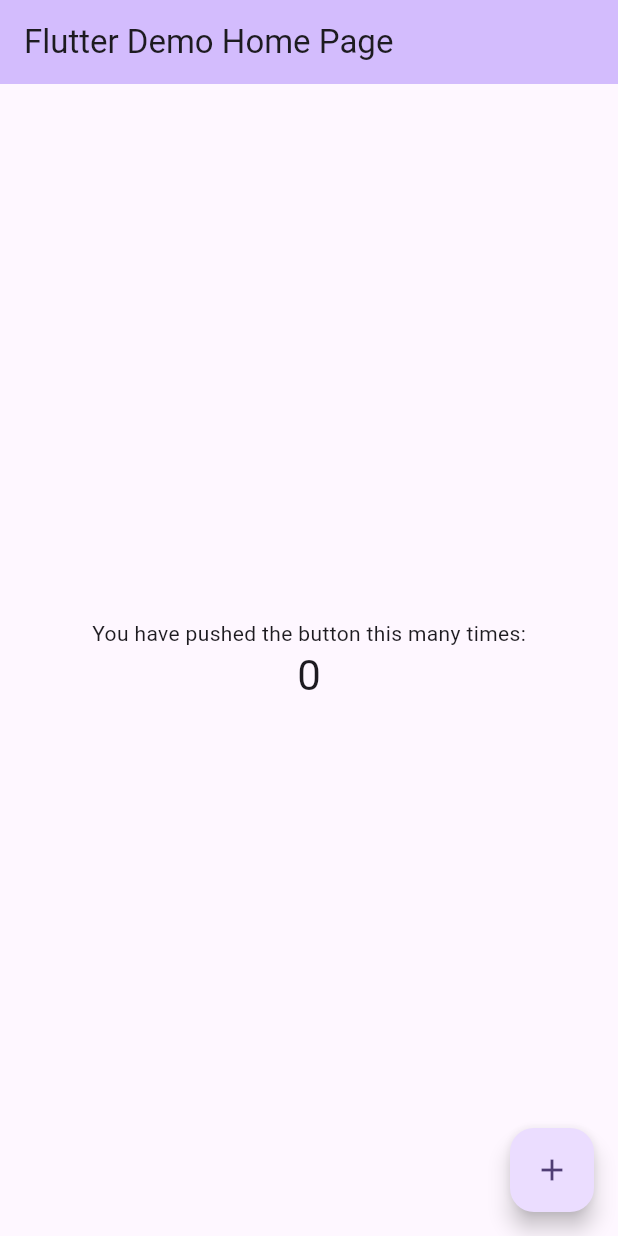
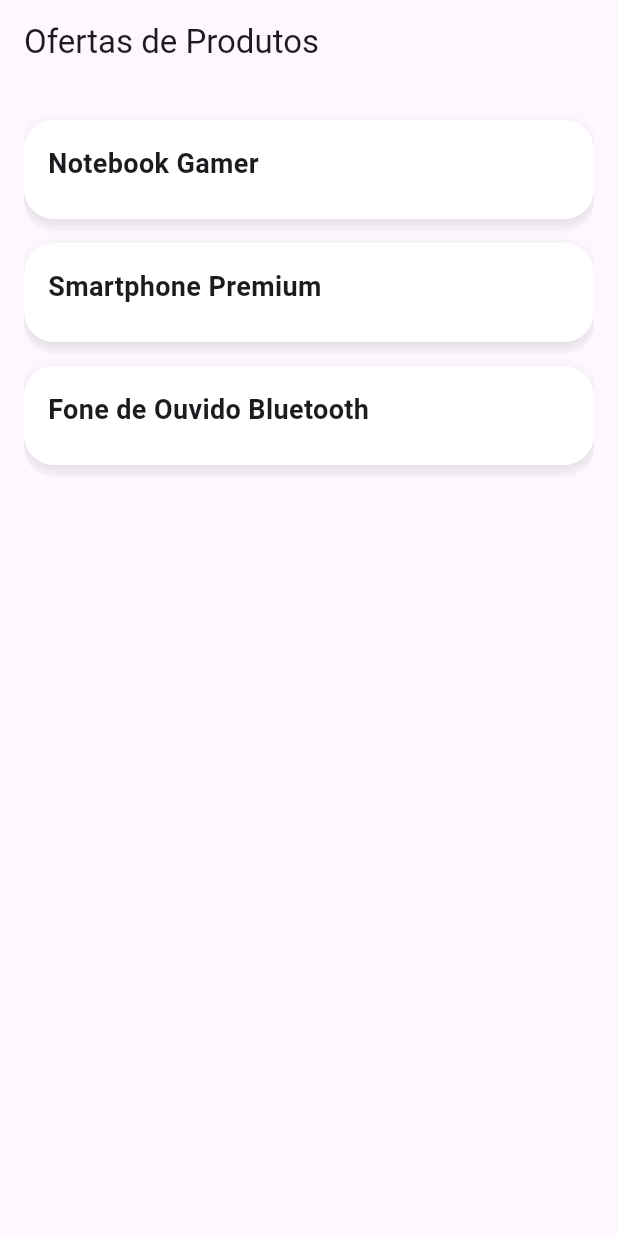
Before and after one commit to Jaaum32/mobatv02, a Flutter app: the screen it shows after launch, on a phone screen of 412 x 824 dp. Run offline on Flutter 3.47's test engine with Material 3 defaults, Android fonts, the phone set to English and light mode, and no system bars.

Commit message:
Update main.dart
Basic App Commit

```diff
--- a/lib/main.dart
+++ b/lib/main.dart
@@ -7,116 +7,135 @@ void main() {
 class MyApp extends StatelessWidget {
   const MyApp({super.key});
 
-  // This widget is the root of your application.
   @override
   Widget build(BuildContext context) {
     return MaterialApp(
-      title: 'Flutter Demo',
+      title: 'Lista Expansível',
       theme: ThemeData(
-        // This is the theme of your application.
-        //
-        // TRY THIS: Try running your application with "flutter run". You'll see
-        // the application has a purple toolbar. Then, without quitting the app,
-        // try changing the seedColor in the colorScheme below to Colors.green
-        // and then invoke "hot reload" (save your changes or press the "hot
-        // reload" button in a Flutter-supported IDE, or press "r" if you used
-        // the command line to start the app).
-        //
-        // Notice that the counter didn't reset back to zero; the application
-        // state is not lost during the reload. To reset the state, use hot
-        // restart instead.
-        //
-        // This works for code too, not just values: Most code changes can be
-        // tested with just a hot reload.
-        colorScheme: ColorScheme.fromSeed(seedColor: Colors.deepPurple),
+        primarySwatch: Colors.blue,
+        useMaterial3: true,
       ),
-      home: const MyHomePage(title: 'Flutter Demo Home Page'),
+      home: const ExpandableListPage(),
     );
   }
 }
 
-class MyHomePage extends StatefulWidget {
-  const MyHomePage({super.key, required this.title});
+class ExpandableListPage extends StatelessWidget {
+  const ExpandableListPage({super.key});
 
-  // This widget is the home page of your application. It is stateful, meaning
-  // that it has a State object (defined below) that contains fields that affect
-  // how it looks.
-
-  // This class is the configuration for the state. It holds the values (in this
-  // case the title) provided by the parent (in this case the App widget) and
-  // used by the build method of the State. Fields in a Widget subclass are
-  // always marked "final".
-
-  final String title;
-
-  @override
-  State<MyHomePage> createState() => _MyHomePageState();
-}
-
-class _MyHomePageState extends State<MyHomePage> {
-  int _counter = 0;
-
-  void _incrementCounter() {
-    setState(() {
-      // This call to setState tells the Flutter framework that something has
-      // changed in this State, which causes it to rerun the build method below
-      // so that the display can reflect the updated values. If we changed
-      // _counter without calling setState(), then the build method would not be
-      // called again, and so nothing would appear to happen.
-      _counter++;
-    });
-  }
+  final List<Map<String, String>> products = const [
+    {
+      'title': 'Notebook Gamer',
+      'description': 'Alto desempenho com placa de vídeo dedicada.',
+      'price': 'R\$ 4.999,00'
+    },
+    {
+      'title': 'Smartphone Premium',
+      'description': 'Tela AMOLED, câmera de 108MP e 5G.',
+      'price': 'R\$ 2.899,00'
+    },
+    {
+      'title': 'Fone de Ouvido Bluetooth',
+      'description': 'Cancelamento de ruído ativo e 40h de bateria.',
+      'price': 'R\$ 399,00'
+    },
+  ];
 
   @override
   Widget build(BuildContext context) {
-    // This method is rerun every time setState is called, for instance as done
-    // by the _incrementCounter method above.
-    //
-    // The Flutter framework has been optimized to make rerunning build methods
-    // fast, so that you can just rebuild anything that needs updating rather
-    // than having to individually change instances of widgets.
     return Scaffold(
-      appBar: AppBar(
-        // TRY THIS: Try changing the color here to a specific color (to
-        // Colors.amber, perhaps?) and trigger a hot reload to see the AppBar
-        // change color while the other colors stay the same.
-        backgroundColor: Theme.of(context).colorScheme.inversePrimary,
-        // Here we take the value from the MyHomePage object that was created by
-        // the App.build method, and use it to set our appbar title.
-        title: Text(widget.title),
+      appBar: AppBar(title: const Text('Ofertas de Produtos')),
+      body: ListView.builder(
+        padding: const EdgeInsets.all(16),
+        itemCount: products.length,
+        itemBuilder: (context, index) {
+          final product = products[index];
+          return ExpandableProductItem(
+            title: product['title']!,
+            description: product['description']!,
+            price: product['price']!,
+          );
+        },
       ),
-      body: Center(
-        // Center is a layout widget. It takes a single child and positions it
-        // in the middle of the parent.
-        child: Column(
-          // Column is also a layout widget. It takes a list of children and
-          // arranges them vertically. By default, it sizes itself to fit its
-          // children horizontally, and tries to be as tall as its parent.
-          //
-          // Column has various properties to control how it sizes itself and
-          // how it positions its children. Here we use mainAxisAlignment to
-          // center the children vertically; the main axis here is the vertical
-          // axis because Columns are vertical (the cross axis would be
-          // horizontal).
-          //
-          // TRY THIS: Invoke "debug painting" (choose the "Toggle Debug Paint"
-          // action in the IDE, or press "p" in the console), to see the
-          // wireframe for each widget.
-          mainAxisAlignment: MainAxisAlignment.center,
-          children: <Widget>[
-            const Text('You have pushed the button this many times:'),
-            Text(
-              '$_counter',
-              style: Theme.of(context).textTheme.headlineMedium,
-            ),
-          ],
-        ),
-      ),
-      floatingActionButton: FloatingActionButton(
-        onPressed: _incrementCounter,
-        tooltip: 'Increment',
-        child: const Icon(Icons.add),
-      ), // This trailing comma makes auto-formatting nicer for build methods.
     );
   }
 }
+
+class ExpandableProductItem extends StatefulWidget {
+  final String title;
+  final String description;
+  final String price;
+
+  const ExpandableProductItem({
+    super.key,
+    required this.title,
+    required this.description,
+    required this.price,
+  });
+
+  @override
+  State<ExpandableProductItem> createState() => _ExpandableProductItemState();
+}
+
+class _ExpandableProductItemState extends State<ExpandableProductItem> {
+  // ✅ 1. Variável booleana _expanded para controlar o estado
+  bool _expanded = false;
+
+  @override
+  Widget build(BuildContext context) {
+    return GestureDetector(
+      // ✅ 2. GestureDetector que alterna o estado com setState
+      onTap: () => setState(() => _expanded = !_expanded),
+      child: ClipRRect(
+        // ✅ 4. ClipRRect envolve o AnimatedContainer para animar os cantos
+        borderRadius: BorderRadius.circular(20),
+        child: AnimatedContainer(
+          // ✅ 3. AnimatedContainer para animar mudanças de tamanho, cor, padding
+          duration: const Duration(milliseconds: 500),
+          curve: Curves.easeInOut,
+          margin: const EdgeInsets.symmetric(vertical: 8),
+          padding: const EdgeInsets.all(16),
+          decoration: BoxDecoration(
+            color: _expanded ? Colors.blue.shade50 : Colors.white,
+            // Os cantos continuam arredondados aqui também
+            borderRadius: BorderRadius.circular(20),
+            boxShadow: const [
+              BoxShadow(
+                blurRadius: 8,
+                color: Colors.black12,
+                offset: Offset(0, 4),
+              ),
+            ],
+          ),
+          child: Column(
+            crossAxisAlignment: CrossAxisAlignment.start,
+            children: [
+              // Título visível sempre
+              Text(widget.title, style: const TextStyle(fontSize: 18, fontWeight: FontWeight.bold)),
+              const SizedBox(height: 8),
+              // ✅ 5. Expansão da lista com mais informações quando _expanded = true
+              AnimatedCrossFade(
+                firstChild: const SizedBox.shrink(),
+                secondChild: Column(
+                  crossAxisAlignment: CrossAxisAlignment.start,
+                  children: [
+                    Text(widget.description),
+                    const SizedBox(height: 8),
+                    Text(widget.price, style: const TextStyle(fontWeight: FontWeight.bold)),
+                    const SizedBox(height: 8),
+                    ElevatedButton(
+                      onPressed: () {},
+                      child: const Text('Comprar'),
+                    ),
+                  ],
+                ),
+                crossFadeState: _expanded ? CrossFadeState.showSecond : CrossFadeState.showFirst,
+                duration: const Duration(milliseconds: 300),
+              ),
+            ],
+          ),
+        ),
+      ),
+    );
+  }
+}
```
